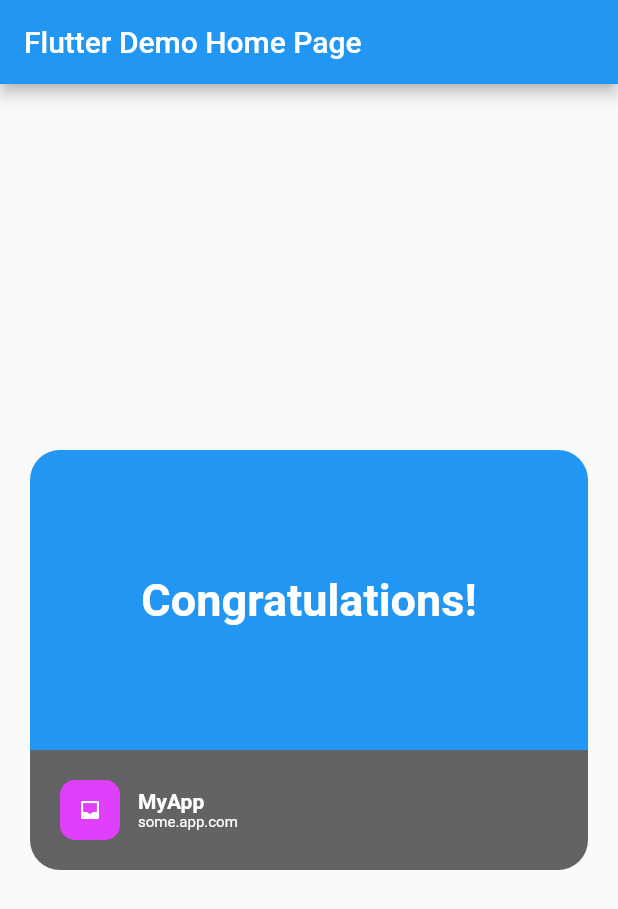
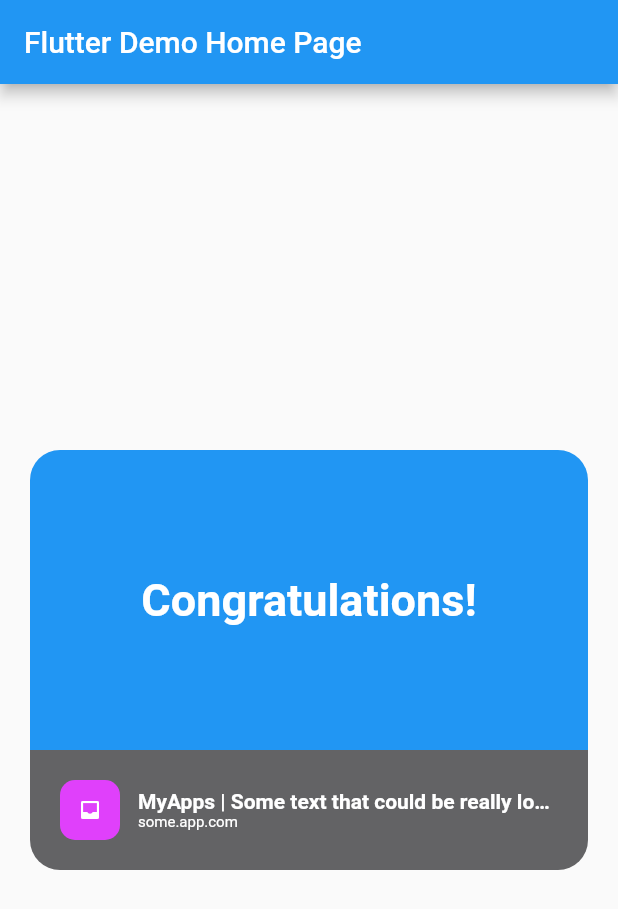
Before and after one commit to ClimbingSilverTA/share_card, a Flutter app: the screen it shows after launch, on a phone screen of 412 x 824 dp. Shown: the top 909 px of the screen. Run offline on Flutter 3.47's test engine with Material 2 defaults, Android fonts, the phone set to English and light mode, and no system bars; our stand-ins replace supercharged.

Commit message:
Wrap Column in Expanded.

```diff
--- a/example/lib/main.dart
+++ b/example/lib/main.dart
@@ -77,7 +77,9 @@ class _MyHomePageState extends State<MyHomePage> {
                 ),
               ),
               title: Text(
-                "MyApp",
+                "MyApps | Some text that could be really long so",
+                overflow: TextOverflow.ellipsis,
+                maxLines: 1,
                 style: TextStyle(
                   fontSize: 14,
                   fontWeight: FontWeight.w600,
--- a/lib/share_card.dart
+++ b/lib/share_card.dart
@@ -52,10 +52,15 @@ class ShareCard extends StatelessWidget {
                 crossAxisAlignment: CrossAxisAlignment.center,
                 children: [
                   if (infoBarStyle.iconWidget != null) infoBarStyle.iconWidget!,
-                  Column(
-                    mainAxisAlignment: MainAxisAlignment.center,
-                    crossAxisAlignment: CrossAxisAlignment.start,
-                    children: [title, subtitle],
+                  Expanded(
+                    child: Column(
+                      mainAxisAlignment: MainAxisAlignment.center,
+                      crossAxisAlignment: CrossAxisAlignment.start,
+                      children: [
+                        title,
+                        subtitle,
+                      ],
+                    ),
                   )
                 ],
               ),
```
